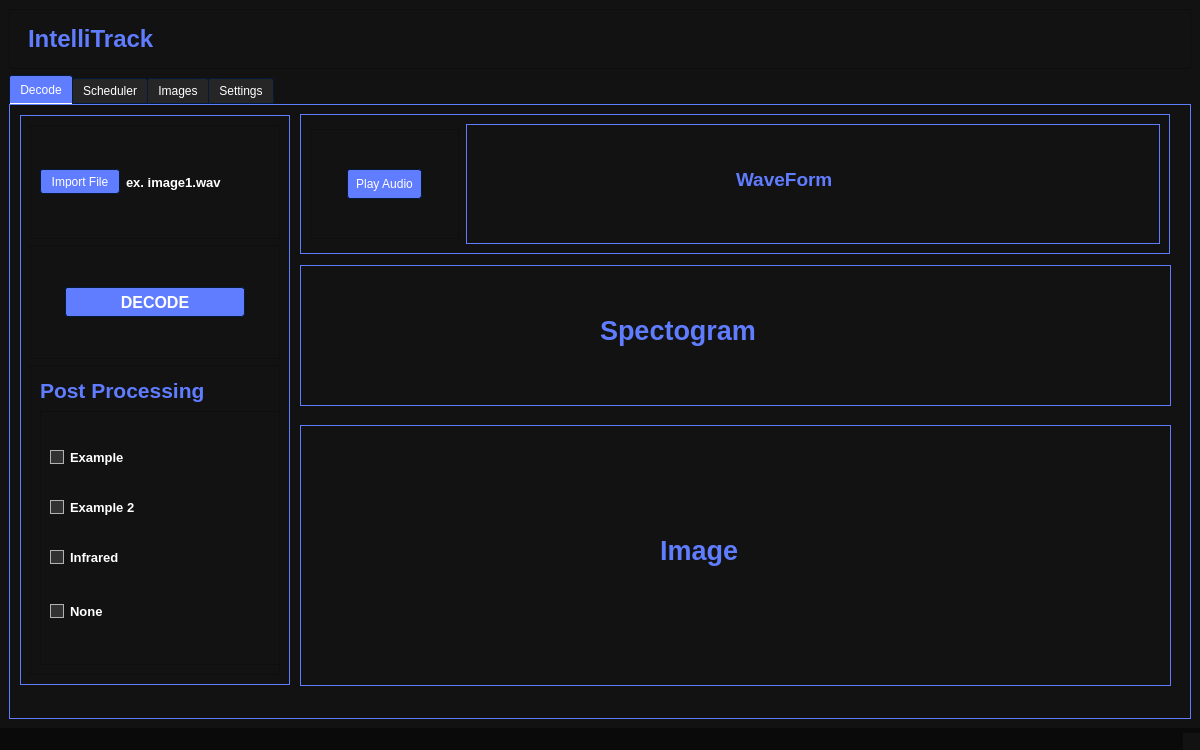
The window that PythonQt/uiFile/mainwindow.ui (JamesOstrowski21/Senior_Design-) describes before a commit, drawn with Qt 5.
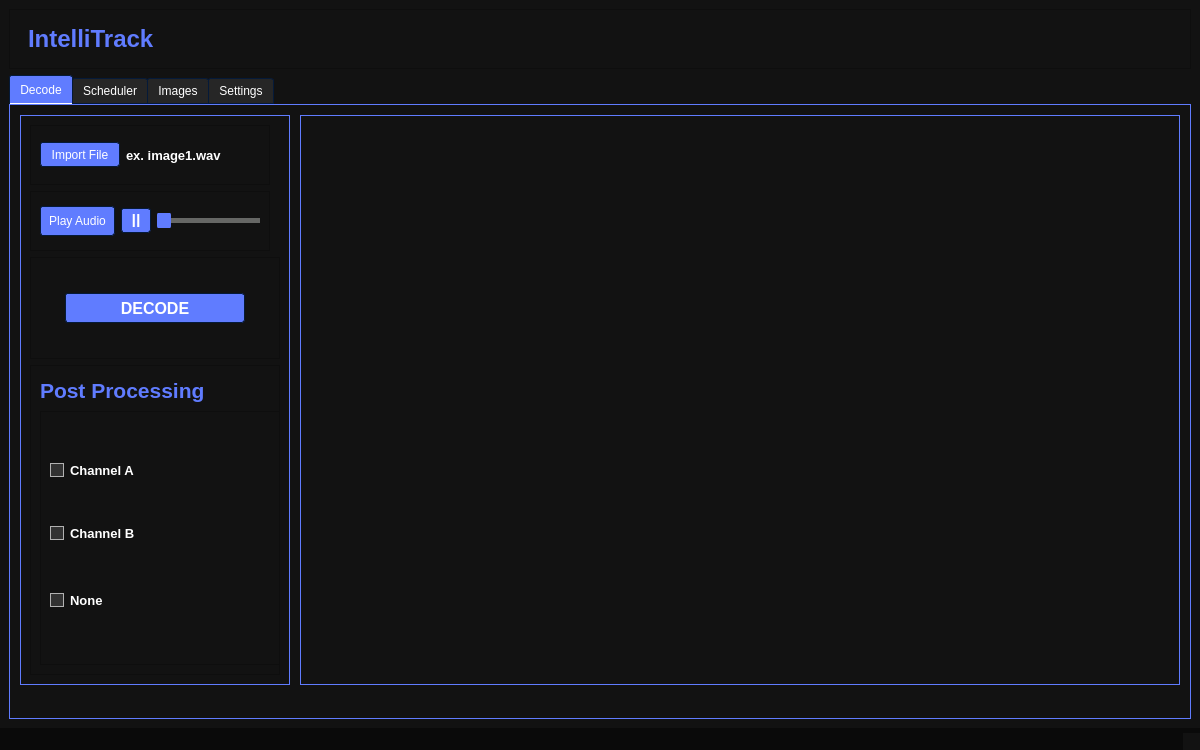
The same window after the commit. Icons and pictures are not drawn.

Commit message: pause button and audio slider

Diff of the .ui file:
```diff
--- a/PythonQt/uiFile/mainwindow.ui
+++ b/PythonQt/uiFile/mainwindow.ui
@@ -557,6 +557,9 @@
 QFrame#setup_pi{
 border: 1px solid #607cff;
 }
+QFrame#image_frame{
+border: 1px solid #607cff;
+}
 QFrame#image_frame
 {
 border: 1px solid #607cff;
@@ -1323,7 +1326,13 @@
              <property name="minimumSize">
               <size>
                <width>240</width>
-               <height>80</height>
+               <height>60</height>
+              </size>
+             </property>
+             <property name="maximumSize">
+              <size>
+               <width>240</width>
+               <height>60</height>
               </size>
              </property>
              <property name="frameShape">
@@ -1374,6 +1383,81 @@
              </layout>
             </widget>
            </item>
+           <item>
+            <widget class="QFrame" name="audio_button_frame">
+             <property name="minimumSize">
+              <size>
+               <width>240</width>
+               <height>60</height>
+              </size>
+             </property>
+             <property name="maximumSize">
+              <size>
+               <width>240</width>
+               <height>60</height>
+              </size>
+             </property>
+             <property name="frameShape">
+              <enum>QFrame::StyledPanel</enum>
+             </property>
+             <property name="frameShadow">
+              <enum>QFrame::Raised</enum>
+             </property>
+             <layout class="QHBoxLayout" name="horizontalLayout_3">
+              <item>
+               <widget class="QPushButton" name="play_audio_button">
+                <property name="minimumSize">
+                 <size>
+                  <width>75</width>
+                  <height>30</height>
+                 </size>
+                </property>
+                <property name="maximumSize">
+                 <size>
+                  <width>60</width>
+                  <height>30</height>
+                 </size>
+                </property>
+                <property name="text">
+                 <string>Play Audio</string>
+                </property>
+               </widget>
+              </item>
+              <item>
+               <widget class="QPushButton" name="pause_button">
+                <property name="minimumSize">
+                 <size>
+                  <width>30</width>
+                  <height>25</height>
+                 </size>
+                </property>
+                <property name="maximumSize">
+                 <size>
+                  <width>30</width>
+                  <height>25</height>
+                 </size>
+                </property>
+                <property name="font">
+                 <font>
+                  <pointsize>12</pointsize>
+                  <bold>true</bold>
+                 </font>
+                </property>
+                <property name="text">
+                 <string>||</string>
+                </property>
+               </widget>
+              </item>
+              <item>
+               <widget class="QSlider" name="horizontalSlider">
+                <property name="orientation">
+                 <enum>Qt::Horizontal</enum>
+                </property>
+               </widget>
+              </item>
+             </layout>
+            </widget>
+           </item>
            <item>
             <widget class="QFrame" name="decode_button_frame">
              <property name="minimumSize">
@@ -1389,7 +1473,7 @@
               <enum>QFrame::Raised</enum>
              </property>
              <layout class="QVBoxLayout" name="verticalLayout_4">
-              <item alignment="Qt::AlignHCenter|Qt::AlignVCenter">
+              <item alignment="Qt::AlignHCenter">
                <widget class="QPushButton" name="decode_button">
                 <property name="minimumSize">
                  <size>
@@ -1482,22 +1566,6 @@
                  <enum>QFrame::Raised</enum>
                 </property>
                 <layout class="QVBoxLayout" name="verticalLayout_6">
-                 <item>
-                  <widget class="QCheckBox" name="checkbox_1">
-                   <property name="font">
-                    <font>
-                     <pointsize>10</pointsize>
-                     <bold>true</bold>
-                    </font>
-                   </property>
-                   <property name="text">
-                    <string>Example</string>
-                   </property>
-                   <property name="checked">
-                    <bool>false</bool>
-                   </property>
-                  </widget>
-                 </item>
                  <item>
                   <widget class="QCheckBox" name="checkbox_2">
                    <property name="font">
@@ -1507,7 +1575,7 @@
                     </font>
                    </property>
                    <property name="text">
-                    <string>Example 2</string>
+                    <string>Channel A</string>
                    </property>
                   </widget>
                  </item>
@@ -1520,7 +1588,7 @@
                     </font>
                    </property>
                    <property name="text">
-                    <string>Infrared </string>
+                    <string>Channel B</string>
                    </property>
                   </widget>
                  </item>
@@ -1551,156 +1619,25 @@
            </item>
           </layout>
          </widget>
-         <widget class="QFrame" name="play_audio_frame">
-          <property name="geometry">
-           <rect>
-            <x>290</x>
-            <y>9</y>
-            <width>870</width>
-            <height>140</height>
-           </rect>
-          </property>
-          <property name="minimumSize">
-           <size>
-            <width>870</width>
-            <height>140</height>
-           </size>
-          </property>
-          <property name="frameShape">
-           <enum>QFrame::StyledPanel</enum>
-          </property>
-          <property name="frameShadow">
-           <enum>QFrame::Raised</enum>
-          </property>
-          <layout class="QHBoxLayout" name="horizontalLayout_3">
-           <item>
-            <widget class="QFrame" name="frame">
-             <property name="minimumSize">
-              <size>
-               <width>150</width>
-               <height>110</height>
-              </size>
-             </property>
-             <property name="maximumSize">
-              <size>
-               <width>150</width>
-               <height>110</height>
-              </size>
-             </property>
-             <property name="frameShape">
-              <enum>QFrame::StyledPanel</enum>
-             </property>
-             <property name="frameShadow">
-              <enum>QFrame::Raised</enum>
-             </property>
-             <layout class="QHBoxLayout" name="horizontalLayout_4">
-              <item alignment="Qt::AlignHCenter|Qt::AlignVCenter">
-               <widget class="QPushButton" name="play_audio_button">
-                <property name="minimumSize">
-                 <size>
-                  <width>75</width>
-                  <height>30</height>
-                 </size>
-                </property>
-                <property name="maximumSize">
-                 <size>
-                  <width>60</width>
-                  <height>30</height>
-                 </size>
-                </property>
-                <property name="text">
-                 <string>Play Audio</string>
-                </property>
-               </widget>
-              </item>
-             </layout>
-            </widget>
-           </item>
-           <item>
-            <widget class="QWidget" name="waveform_widget" native="true">
-             <property name="minimumSize">
-              <size>
-               <width>680</width>
-               <height>110</height>
-              </size>
-             </property>
-             <widget class="QLabel" name="waveform_label">
-              <property name="geometry">
-               <rect>
-                <x>270</x>
-                <y>40</y>
-                <width>151</width>
-                <height>31</height>
-               </rect>
-              </property>
-              <property name="font">
-               <font>
-                <pointsize>14</pointsize>
-                <bold>true</bold>
-               </font>
-              </property>
-              <property name="text">
-               <string>WaveForm</string>
-              </property>
-             </widget>
-            </widget>
-           </item>
-          </layout>
-         </widget>
-         <widget class="QFrame" name="spectogram_frame">
-          <property name="geometry">
-           <rect>
-            <x>290</x>
-            <y>160</y>
-            <width>871</width>
-            <height>141</height>
-           </rect>
-          </property>
-          <property name="minimumSize">
-           <size>
-            <width>870</width>
-            <height>141</height>
-           </size>
-          </property>
-          <property name="frameShape">
-           <enum>QFrame::StyledPanel</enum>
-          </property>
-          <property name="frameShadow">
-           <enum>QFrame::Raised</enum>
-          </property>
-          <widget class="QLabel" name="spectogram_label">
-           <property name="geometry">
-            <rect>
-             <x>300</x>
-             <y>50</y>
-             <width>291</width>
-             <height>31</height>
-            </rect>
-           </property>
-           <property name="font">
-            <font>
-             <pointsize>20</pointsize>
-             <bold>true</bold>
-            </font>
-           </property>
-           <property name="text">
-            <string>Spectogram</string>
-           </property>
-          </widget>
-         </widget>
          <widget class="QFrame" name="image_frame">
           <property name="geometry">
            <rect>
             <x>290</x>
-            <y>320</y>
-            <width>871</width>
-            <height>261</height>
+            <y>10</y>
+            <width>880</width>
+            <height>570</height>
            </rect>
           </property>
           <property name="minimumSize">
            <size>
-            <width>870</width>
-            <height>260</height>
+            <width>880</width>
+            <height>570</height>
+           </size>
+          </property>
+          <property name="maximumSize">
+           <size>
+            <width>880</width>
+            <height>570</height>
            </size>
           </property>
           <property name="frameShape">
@@ -1709,25 +1646,6 @@
           <property name="frameShadow">
            <enum>QFrame::Raised</enum>
           </property>
-          <widget class="QLabel" name="image_label">
-           <property name="geometry">
-            <rect>
-             <x>360</x>
-             <y>100</y>
-             <width>191</width>
-             <height>51</height>
-            </rect>
-           </property>
-           <property name="font">
-            <font>
-             <pointsize>20</pointsize>
-             <bold>true</bold>
-            </font>
-           </property>
-           <property name="text">
-            <string>Image</string>
-           </property>
-          </widget>
          </widget>
         </widget>
         <widget class="QWidget" name="scheduling_page">
```
The commit also changes 3 other files.
